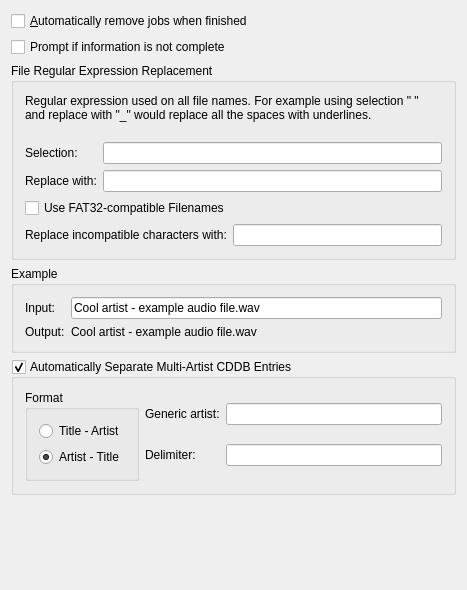
Old version of the form general.ui in the repository KDE/kaudiocreator.
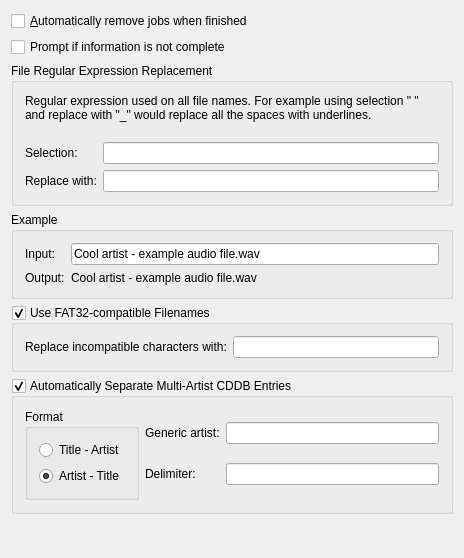
New version of the form. Custom widgets are drawn as their Qt base class.

Commit message: Actually use user given replacement for FAT32-incompatible characters. Check if the replacement itself contains incompatible ones.

```diff
--- a/general.ui
+++ b/general.ui
@@ -5,14 +5,14 @@
    <rect>
     <x>0</x>
     <y>0</y>
-    <width>467</width>
-    <height>590</height>
+    <width>458</width>
+    <height>558</height>
    </rect>
   </property>
   <property name="windowTitle" >
    <string>General</string>
   </property>
-  <layout class="QVBoxLayout" name="verticalLayout" >
+  <layout class="QVBoxLayout" name="verticalLayout_3" >
    <item>
     <widget class="QCheckBox" name="kcfg_removeCompletedJobs" >
      <property name="text" >
@@ -32,8 +32,8 @@
      <property name="title" >
       <string>File Regular Expression Replacement</string>
      </property>
-     <layout class="QGridLayout" name="gridLayout_3" >
-      <item row="0" column="0" colspan="2" >
+     <layout class="QVBoxLayout" name="verticalLayout_2" >
+      <item>
        <widget class="QLabel" name="textLabel1" >
         <property name="text" >
          <string>Regular expression used on all file names. For example using selection " " and replace with "_" would replace all the spaces with underlines.
@@ -47,7 +47,7 @@
         </property>
        </widget>
       </item>
-      <item row="1" column="0" colspan="2" >
+      <item>
        <layout class="QGridLayout" name="gridLayout" >
         <item row="0" column="0" >
          <widget class="QLabel" name="textLabel2" >
@@ -77,36 +77,6 @@
         </item>
        </layout>
       </item>
-      <item row="2" column="0" colspan="2" >
-       <widget class="QCheckBox" name="kcfg_fat32compatible" >
-        <property name="toolTip" >
-         <string>Check if you want FAT32-incompatible characters to be replaced.</string>
-        </property>
-        <property name="whatsThis" >
-         <string>Check if you want FAT32-incompatible characters to be replaced. Of course this only works if the output is created by this program (%f), not the encoder itself.</string>
-        </property>
-        <property name="text" >
-         <string>Use FAT32-compatible Filenames</string>
-        </property>
-       </widget>
-      </item>
-      <item row="3" column="0" >
-       <widget class="QLabel" name="label" >
-        <property name="text" >
-         <string>Replace incompatible characters with:</string>
-        </property>
-       </widget>
-      </item>
-      <item row="3" column="1" >
-       <widget class="QLineEdit" name="kcfg_replaceFatIncompatible" >
-        <property name="toolTip" >
-         <string>Replace FAT32-incompatible characters with that text.</string>
-        </property>
-        <property name="whatsThis" >
-         <string>Replace FAT32-incompatible characters with that text.</string>
-        </property>
-       </widget>
-      </item>
      </layout>
     </widget>
    </item>
@@ -156,6 +126,45 @@
      </layout>
     </widget>
    </item>
+   <item>
+    <widget class="QGroupBox" name="kcfg_fat32compatible" >
+     <property name="toolTip" >
+      <string>Check if you want FAT32-incompatible characters to be replaced.</string>
+     </property>
+     <property name="whatsThis" >
+      <string>Check if you want FAT32-incompatible characters to be replaced. Of course this only works if the output is created by this program (%f), not the encoder itself.</string>
+     </property>
+     <property name="title" >
+      <string>Use FAT32-compatible Filenames</string>
+     </property>
+     <property name="checkable" >
+      <bool>true</bool>
+     </property>
+     <layout class="QVBoxLayout" name="verticalLayout" >
+      <item>
+       <layout class="QHBoxLayout" name="horizontalLayout" >
+        <item>
+         <widget class="QLabel" name="label" >
+          <property name="text" >
+           <string>Replace incompatible characters with:</string>
+          </property>
+         </widget>
+        </item>
+        <item>
+         <widget class="QLineEdit" name="kcfg_replaceFatIncompatible" >
+          <property name="toolTip" >
+           <string>Replace FAT32-incompatible characters with that text.</string>
+          </property>
+          <property name="whatsThis" >
+           <string>Replace FAT32-incompatible characters with that text.</string>
+          </property>
+         </widget>
+        </item>
+       </layout>
+      </item>
+     </layout>
+    </widget>
+   </item>
    <item>
     <widget class="QGroupBox" name="kcfg_seperateMultiArtist" >
      <property name="title" >
```
The commit also changes 4 other files.
